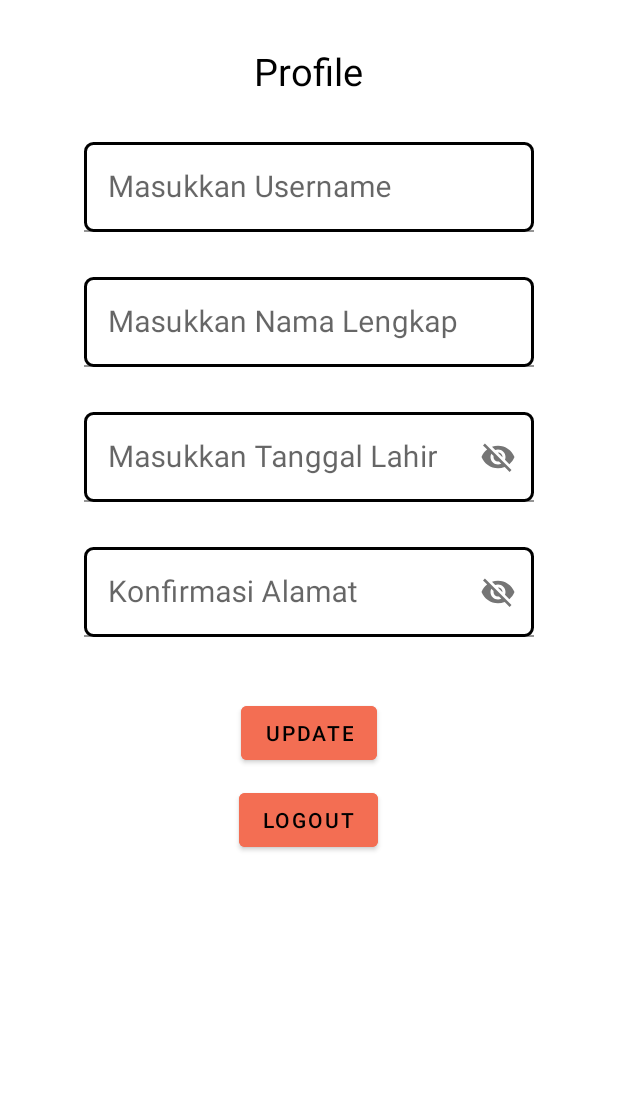
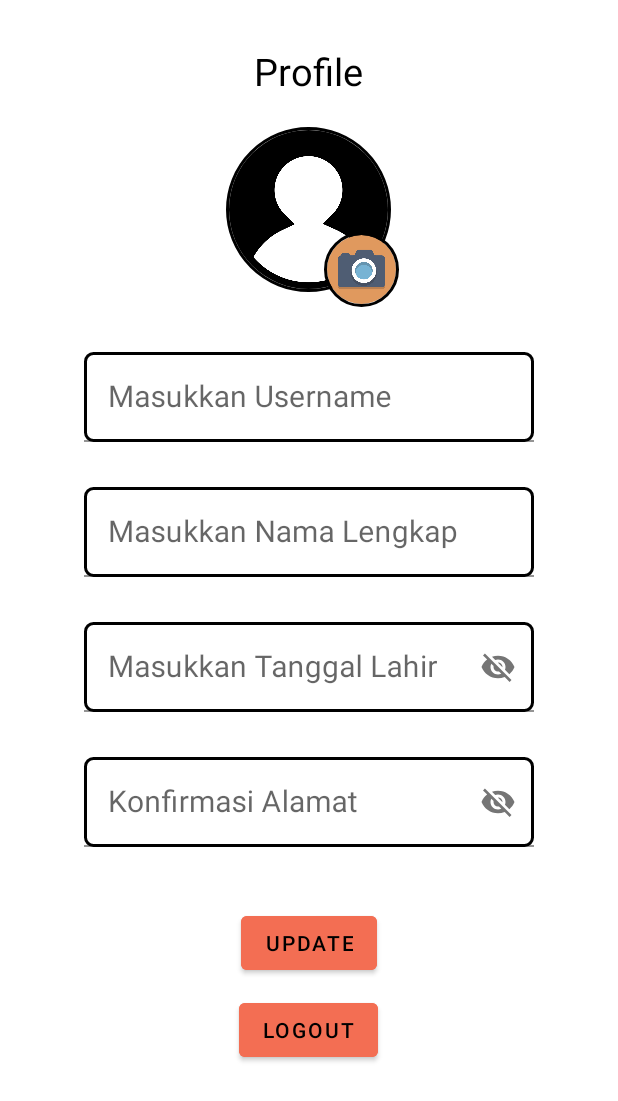
Before and after one commit to riandikast/Challenge-Chapter-Enam-Binar, an Android app: the ProfileFragment screen opened through its navigation route, on a phone screen of 412 x 824 dp. Shown: the top 1101 px of the screen. Run offline under Robolectric (Android 15) with nearby library versions, the phone set to English and light mode, and no system bars; our stand-ins replace CircleImageView; 7 statements that could not run were skipped.

Commit message:
update ui

```diff
--- a/app/build.gradle
+++ b/app/build.gradle
@@ -63,5 +63,5 @@ dependencies {
     implementation "androidx.lifecycle:lifecycle-livedata-ktx:2.2.0"
     // data store
     implementation "androidx.datastore:datastore-preferences:1.0.0-alpha01"
-
+    implementation 'de.hdodenhof:circleimageview:3.1.0'
 }
--- a/app/src/main/AndroidManifest.xml
+++ b/app/src/main/AndroidManifest.xml
@@ -2,6 +2,7 @@
 <manifest xmlns:android="http://schemas.android.com/apk/res/android"
     package="com.binar.challengechapterenam">
     <uses-permission android:name="android.permission.INTERNET" />
+    <uses-permission android:name="android.permission.READ_EXTERNAL_STORAGE"/>
     <application
         android:allowBackup="true"
         android:icon="@mipmap/ic_launcher"
--- a/app/src/main/java/com/binar/challengechapterenam/view/DetailFragment.kt
+++ b/app/src/main/java/com/binar/challengechapterenam/view/DetailFragment.kt
@@ -39,15 +39,14 @@ class DetailFragment : Fragment() {
                 if (favorite == "true"){
                     btnfavorite.setImageResource(R.drawable.unlove)
                     favorite = "false"
-                    alreadyfavorite = "true"
+
                     break
                 }
-
 
                 if (favorite == "false"){
                     btnfavorite.setImageResource(R.drawable.love)
                     favorite = "true"
-                    alreadyfavorite = "false"
+
                     break
                 }
             }
--- a/app/src/main/java/com/binar/challengechapterenam/view/ProfileFragment.kt
+++ b/app/src/main/java/com/binar/challengechapterenam/view/ProfileFragment.kt
@@ -24,13 +24,13 @@ import kotlinx.coroutines.launch
 
 
 class ProfileFragment : Fragment() {
-    lateinit var home: SharedPreferences
+
     lateinit var viewModel: ViewModelUser
     lateinit var username: String
     lateinit var email : String
     lateinit var idUser : String
     lateinit var userManager : com.binar.challengechapterenam.datastore.UserManager
-    @SuppressLint("CommitPrefEdits")
+
     override fun onCreateView(
         inflater: LayoutInflater, container: ViewGroup?,
         savedInstanceState: Bundle?
@@ -38,7 +38,7 @@ class ProfileFragment : Fragment() {
 
         val view = inflater.inflate(R.layout.fragment_profile, container, false)
         userManager = com.binar.challengechapterenam.datastore.UserManager(requireContext())
-        home = requireContext().getSharedPreferences("login", Context.MODE_PRIVATE)
+
         userManager.userUsername.asLiveData().observe(requireActivity()){
             view.update1.setText(it)
         }
@@ -85,19 +85,9 @@ class ProfileFragment : Fragment() {
             }
 
             custom.btnlogoutya.setOnClickListener {
-//                val logout = home.edit()
-//
-//                for (key in home.all.keys) {
-//                    if (key.startsWith("login_state")) {
-//                        logout.remove(key)
-//                    }
-//                }
-//                logout.commit()
-
                 GlobalScope.launch {
                     userManager.deleteDataLogin()
                 }
-
                 a.dismiss()
                 view.findNavController().navigate(R.id.action_profileFragment_to_loginFragment)
             }
--- a/app/src/main/res/layout/fragment_profile.xml
+++ b/app/src/main/res/layout/fragment_profile.xml
@@ -18,6 +18,37 @@
         android:layout_height="wrap_content">
 
     </TextView>
+    <FrameLayout
+        android:layout_gravity="center_horizontal"
+        android:layout_width="match_parent"
+        android:layout_height="wrap_content">
+
+        <de.hdodenhof.circleimageview.CircleImageView
+            xmlns:app="http://schemas.android.com/apk/res-auto"
+            android:id="@+id/pp"
+            android:layout_marginTop="20dp"
+            android:layout_width="110dp"
+            android:layout_height="110dp"
+            android:src="@drawable/pp"
+            android:layout_gravity="center_horizontal"
+            app:civ_border_width="2dp"
+            app:civ_border_color="#FF000000"/>
+
+        <de.hdodenhof.circleimageview.CircleImageView
+            xmlns:app="http://schemas.android.com/apk/res-auto"
+            android:id="@+id/addpp"
+            android:layout_marginTop="90dp"
+            android:layout_marginLeft="35dp"
+            android:layout_width="50dp"
+            android:layout_height="50dp"
+            android:src="@drawable/addpp"
+            android:layout_gravity="center_horizontal"
+            app:civ_border_width="2dp"
+            app:civ_border_color="#FF000000"/>
+
+    </FrameLayout>
+
+
 
 
 
```
Also changed, not shown: app/src/main/res/drawable/addpp.png (added), app/src/main/res/drawable/pp.png (added).
